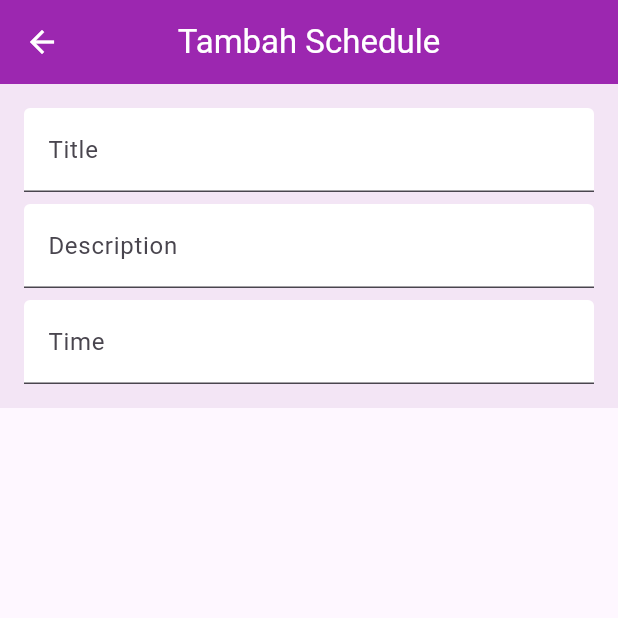
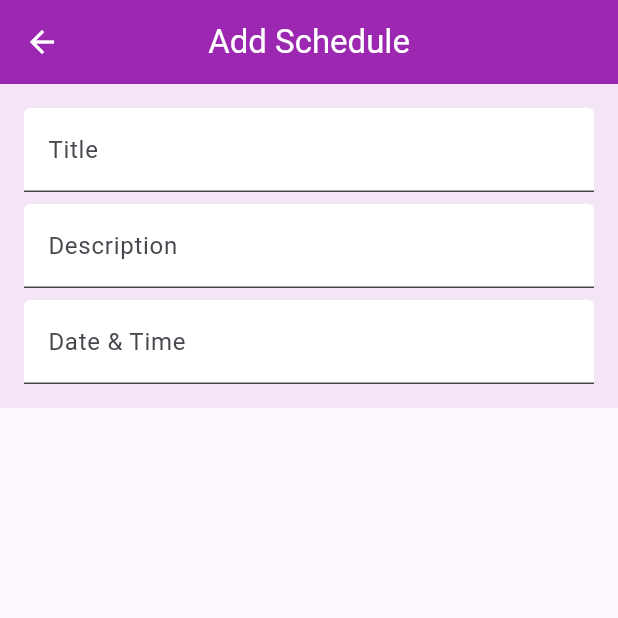
Before and after one commit to sonasetiana/ScheduleQu, a Flutter app: the SchedulePage screen opened by its route, on a phone screen of 412 x 824 dp, the top half of it. Run offline on Flutter 3.47's test engine with Material 3 defaults, Android fonts, the light colour scheme and no system bars; our stand-ins replace bloc, cloud_firestore, dartz, equatable, firebase_core, flutter_bloc and 4 more; accounts and stored records are empty.

Commit message:
feat: menambahkan fungsi pick date & time

```diff
--- a/lib/apps.dart
+++ b/lib/apps.dart
@@ -6,6 +6,7 @@ import 'package:schedule_qu/bloc/schedule/schedule_cubit.dart';
 import 'package:schedule_qu/bloc/splash/splash_bloc.dart';
 import 'package:schedule_qu/data/repository/schedule_repository.dart';
 import 'app_routes.dart';
+import 'bloc/pick_date_time/pick_date_time_cubit.dart';
 import 'bloc/user/user_bloc.dart';
 import 'data/repository/user_repository.dart';
 
@@ -32,6 +33,9 @@ class MyApp extends StatelessWidget {
         BlocProvider(
           create: (context) => ScheduleBloc(scheduleRepository),
         ),
+        BlocProvider(
+          create: (context) => PickDateTimeCubit(),
+        ),
       ],
       child: MaterialApp.router(
         routerDelegate: appRouter.routerDelegate,
--- /dev/null
+++ b/lib/bloc/pick_date_time/pick_date_time_state.dart
@@ -0,0 +1,22 @@
+part of 'pick_date_time_cubit.dart';
+
+sealed class PickDateTimeState extends Equatable {
+  const PickDateTimeState(this.dateTime, this.timeOfDay);
+  final DateTime dateTime;
+  final TimeOfDay timeOfDay;
+
+  @override
+  List<Object> get props => [];
+}
+
+final class PickDateTimeInitial extends PickDateTimeState {
+  const PickDateTimeInitial(super.dateTime, super.timeOfDay);
+}
+
+final class PickDateTimeOnDatePick extends PickDateTimeState {
+  const PickDateTimeOnDatePick(super.dateTime, super.timeOfDay);
+}
+
+final class PickDateTimeOnTimePick extends PickDateTimeState {
+  const PickDateTimeOnTimePick(super.dateTime, super.timeOfDay);
+}
--- a/lib/bloc/splash/splash_bloc.dart
+++ b/lib/bloc/splash/splash_bloc.dart
@@ -10,7 +10,7 @@ class SplashBloc extends Cubit<bool> {
 
   void runTimer() {
     Timer(const Duration(seconds: 3), () {
-      emit(false);
+      emit(collection != null);
     });
   }
 }
--- a/lib/pages/schedule/schedule_page.dart
+++ b/lib/pages/schedule/schedule_page.dart
@@ -1,4 +1,8 @@
+import 'dart:math';
+
 import 'package:flutter/material.dart';
+import 'package:flutter_bloc/flutter_bloc.dart';
+import 'package:schedule_qu/bloc/pick_date_time/pick_date_time_cubit.dart';
 import 'package:schedule_qu/pages/widgets/custom_app_bar.dart';
 
 class SchedulePage extends StatelessWidget {
@@ -10,8 +14,9 @@ class SchedulePage extends StatelessWidget {
 
   @override
   Widget build(BuildContext context) {
+    PickDateTimeCubit pickDateTimeBloc = context.read<PickDateTimeCubit>();
     return Scaffold(
-      appBar: const CustomAppBar(title: 'Tambah Schedule'),
+      appBar: const CustomAppBar(title: 'Add Schedule'),
       body: SingleChildScrollView(
         child: Container(
           padding: const EdgeInsets.all(16),
@@ -46,22 +51,39 @@ class SchedulePage extends StatelessWidget {
                 ),
               ),
               const SizedBox(height: 8),
-              TextField(
+              Stack(
+                children: [
+                  BlocListener<PickDateTimeCubit, PickDateTimeState>(
+                    bloc: pickDateTimeBloc,
+                    listener: (context, state) {
+                      timeController.value = TextEditingValue(
+                        text: pickDateTimeBloc.getDisplayDateTime(),
+                      );
+                    },
+                    child: TextField(
                       controller: timeController,
                       keyboardType: TextInputType.datetime,
                       decoration: const InputDecoration(
-                  labelText: 'Time',
+                        labelText: 'Date & Time',
                         fillColor: Colors.white,
                         focusColor: Colors.white,
                         border: UnderlineInputBorder(),
                         filled: true,
                       ),
                       readOnly: true,
-                autofocus: false,
-                onTapAlwaysCalled: true,
+                    ),
+                  ),
+                  Positioned.fill(
+                    child: Material(
+                      color: Colors.transparent,
+                      child: InkWell(
                         onTap: () {
-                  print('ok');
+                          pickDateTimeBloc.pickDate(context);
                         },
+                      ),
+                    ),
+                  ),
+                ],
               ),
             ],
           ),
```
Also changed, not shown: lib/bloc/pick_date_time/pick_date_time_cubit.dart (added, +54 -0 lines). Lines whose indentation alone changed are shown as unchanged.
